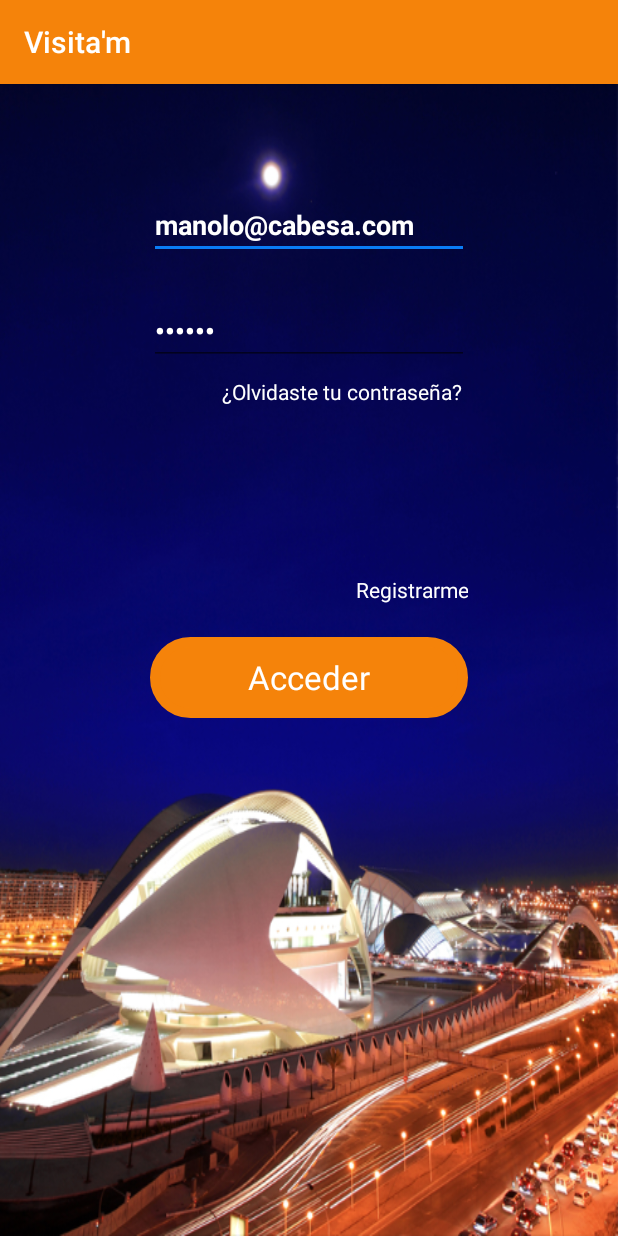
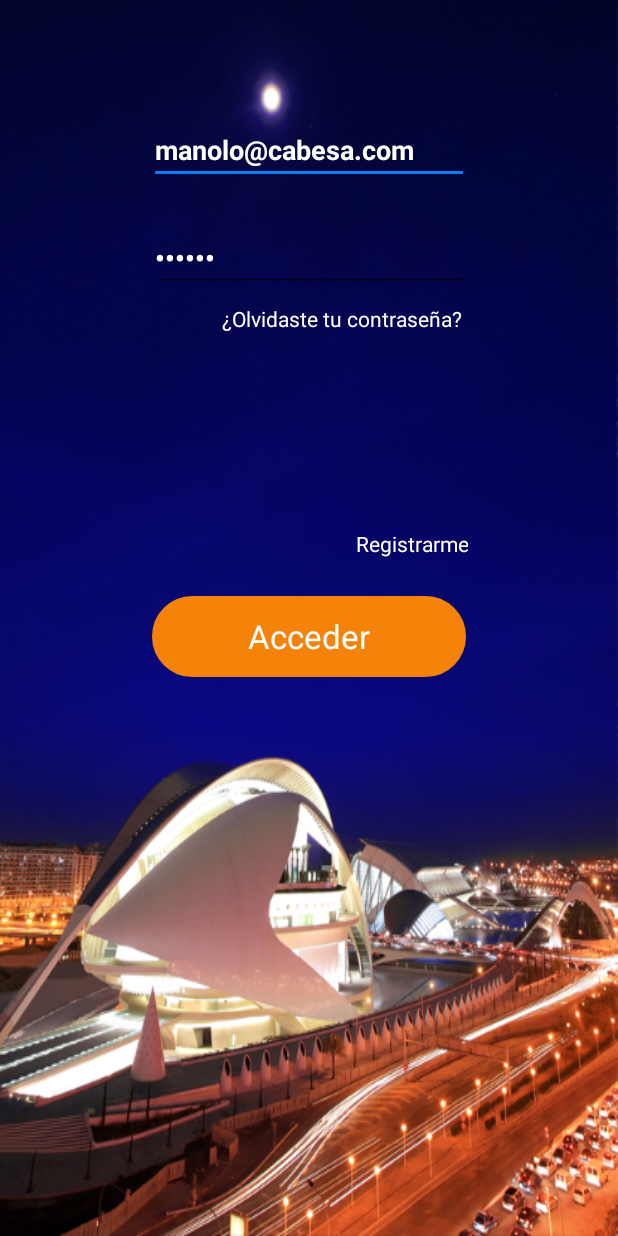
Before and after one commit to Crespuig/Proyecto_Android, an Android app: the screen it shows after launch (LoginActivity), on a phone screen of 412 x 824 dp. Run offline under Robolectric (Android 15) with nearby library versions, the phone set to English and light mode, and no system bars; our stand-ins replace Firebase (no records; nobody signed in at launch, a user with empty details on screens opened directly); libraries missing offline, so code that uses them is left out: com.firebase.ui.

Commit message:
Quitada actionBar de el inicio y login

```diff
--- a/app/src/main/res/layout/activity_login.xml
+++ b/app/src/main/res/layout/activity_login.xml
@@ -42,7 +42,7 @@
     <Button
         android:id="@+id/btnAcceder"
         style="@style/botonAcceder"
-        android:layout_width="match_parent"
+        android:layout_width="209dp"
         android:layout_height="54dp"
         android:layout_marginLeft="100dp"
         android:layout_marginRight="100dp"
@@ -56,7 +56,7 @@
         app:layout_constraintHorizontal_bias="0.496"
         app:layout_constraintStart_toStartOf="parent"
         app:layout_constraintTop_toTopOf="parent"
-        app:layout_constraintVertical_bias="0.516"/>
+        app:layout_constraintVertical_bias="0.516" />
 
     <TextView
         android:id="@+id/olvidar"
--- a/app/src/main/res/values/styles.xml
+++ b/app/src/main/res/values/styles.xml
@@ -1,6 +1,6 @@
 <resources>
     <!-- Base application theme. -->
-    <style name="AppTheme" parent="Theme.AppCompat.Light.DarkActionBar">
+    <style name="AppTheme" parent="Theme.AppCompat.Light.NoActionBar">
         <!-- Customize your theme here. -->
         <item name="colorPrimary">@color/colorPrimary</item>
         <item name="colorPrimaryDark">@color/colorPrimaryDark</item>
```
Also changed, not shown: app/src/main/java/com/example/proyecto_android/activitys/LoginActivity.java (+3 -9 lines), app/src/main/java/com/example/proyecto_android/fragments/MapaFragment.java (+0 -7 lines).
